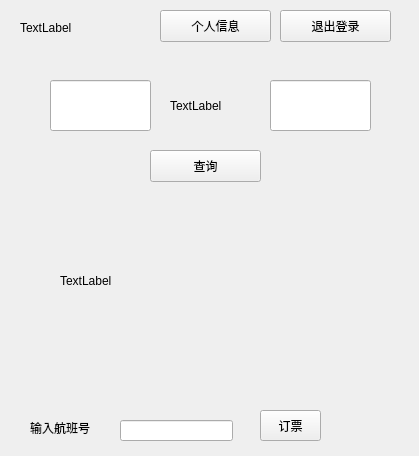
Above: BookingSys/mainwidget.ui from Sugar-Coder/BS before the change. Below: the same form after it.
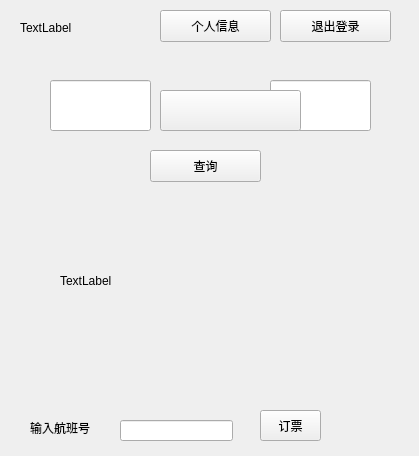
That is the form after the change.

Patch:
```diff
--- a/BookingSys/mainwidget.ui
+++ b/BookingSys/mainwidget.ui
@@ -33,19 +33,6 @@
     </rect>
    </property>
   </widget>
-  <widget class="QLabel" name="arrowpix">
-   <property name="geometry">
-    <rect>
-     <x>170</x>
-     <y>90</y>
-     <width>71</width>
-     <height>31</height>
-    </rect>
-   </property>
-   <property name="text">
-    <string>TextLabel</string>
-   </property>
-  </widget>
   <widget class="QLabel" name="planemess">
    <property name="geometry">
     <rect>
@@ -147,6 +134,19 @@
     <string>个人信息</string>
    </property>
   </widget>
+  <widget class="QPushButton" name="exchangeButton">
+   <property name="geometry">
+    <rect>
+     <x>160</x>
+     <y>90</y>
+     <width>141</width>
+     <height>41</height>
+    </rect>
+   </property>
+   <property name="text">
+    <string/>
+   </property>
+  </widget>
  </widget>
  <layoutdefault spacing="6" margin="11"/>
  <resources/>
```
